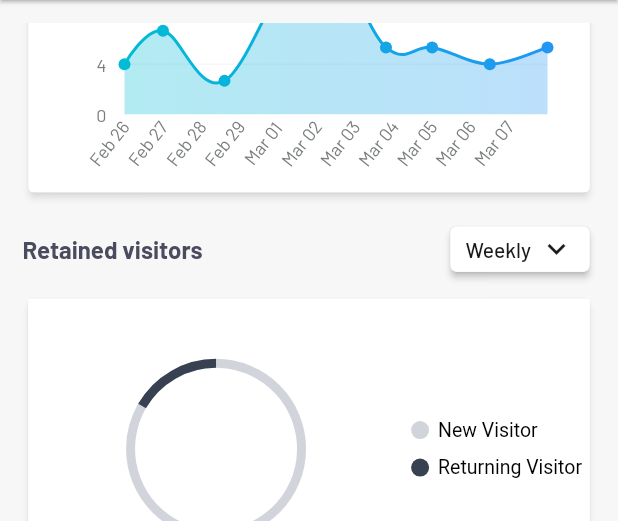
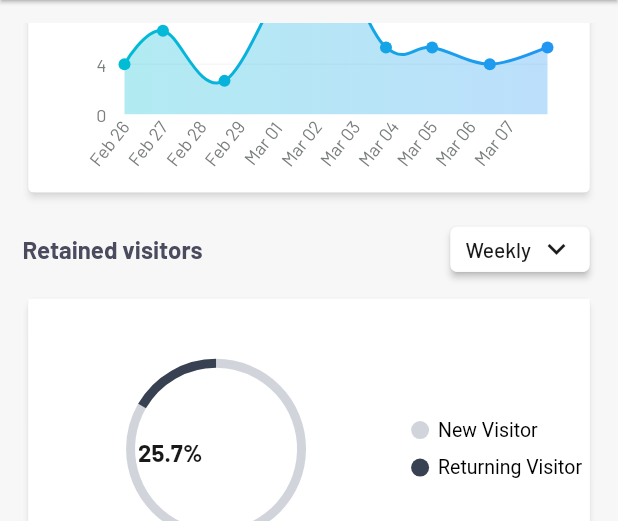
Before and after one commit to mirza-d3x/red_dog, a Flutter app: the screen it shows after launch, scrolled down 576 dp, on a phone screen of 412 x 824 dp, the part 135-656 px from its top. Run offline on Flutter 3.47's test engine with Material 3 defaults, Android fonts, the phone set to English and light mode, and no system bars; drawn by our look-alikes of fl_chart, percent_indicator; our stand-ins replace charts_flutter, syncfusion_flutter_charts; missing offline and left inert: countries_world_map.

Commit message:
edited visitors screen,edited circular graph

```diff
--- a/lib/features/tabs/visitors_screen.dart
+++ b/lib/features/tabs/visitors_screen.dart
@@ -419,7 +419,7 @@ class _VisitorsScreenState extends State<VisitorsScreen> {
                   ),
 
                   const SizedBox(height: 15),
-                  // How well you retained the visitors?
+                  // Retained visitors
                   Row(
                     mainAxisAlignment: MainAxisAlignment.spaceBetween,
                     children: [
@@ -506,7 +506,9 @@ class _VisitorsScreenState extends State<VisitorsScreen> {
                         color: whiteColor,
                         width: 300,
                         height: 200,
-                        child: SfCircularChart(
+                        child: Stack(
+                          children: [
+                            SfCircularChart(
                               centerY: '100',
                               centerX: '90',
                               margin: EdgeInsets.zero,
@@ -528,6 +530,17 @@ class _VisitorsScreenState extends State<VisitorsScreen> {
                                   innerRadius: '90%',
                                   radius: '60%',
                                 ),
+                              ],
+                            ),
+
+                            Positioned(
+                              left: 73,
+                              top: 93,
+                              child: Text(
+                                '25.7%',
+                                style: visitorGraphValueTextStyle,
+                              ),
+                            )
                           ],
                         ),
                       ),
@@ -1133,7 +1146,9 @@ class _VisitorsScreenState extends State<VisitorsScreen> {
                         color: whiteColor,
                         width: 300,
                         height: 200,
-                        child: SfCircularChart(
+                        child: Stack(
+                          children: [
+                            SfCircularChart(
                               centerY: '100',
                               centerX: '90',
                               margin: EdgeInsets.zero,
@@ -1155,6 +1170,18 @@ class _VisitorsScreenState extends State<VisitorsScreen> {
                                   innerRadius: '90%',
                                   radius: '60%',
                                 ),
+                              ],
+                            ),
+
+                            Positioned(
+                              left: 62,
+                              top: 93,
+                              child: Text(
+                                '',
+                                // 'Mar 2024',
+                                style: graphValueTextStyle,
+                              ),
+                            )
                           ],
                         ),
                       ),
--- a/lib/styles/text_styles.dart
+++ b/lib/styles/text_styles.dart
@@ -144,3 +144,9 @@ TextStyle graphValueTextStyle = const TextStyle(
   color: blackColor,
   fontSize: 14,
 );
+
+TextStyle visitorGraphValueTextStyle = const TextStyle(
+  fontFamily: _boldFont,
+  color: blackColor,
+  fontSize: 16,
+);
```
Lines whose indentation alone changed are shown as unchanged.
